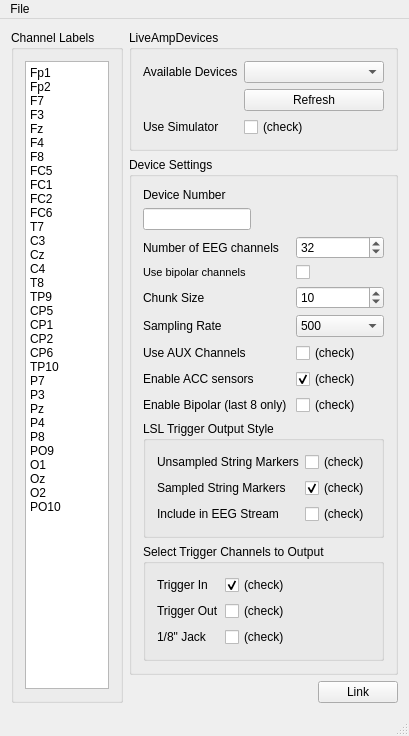
Above: Apps/BrainProducts/LiveAmp/mainwindow.ui from sccn/lsl_archived before the change. Below: the same form after it.
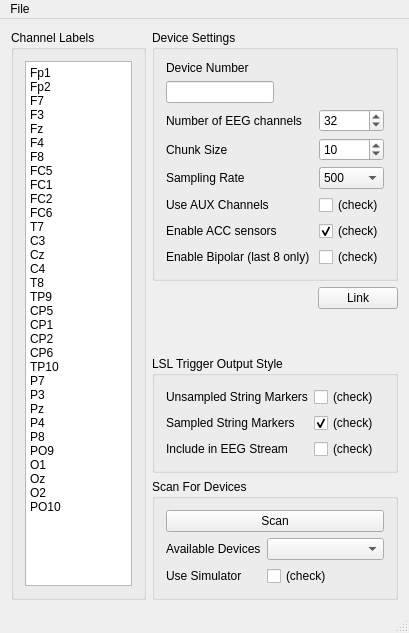
That is the form after the change.

Commit message: corrected trigger channel THERE CAN BE ONLY ONE

Patch:
```diff
--- a/Apps/BrainProducts/LiveAmp/mainwindow.ui
+++ b/Apps/BrainProducts/LiveAmp/mainwindow.ui
@@ -6,8 +6,8 @@
    <rect>
     <x>0</x>
     <y>0</y>
-    <width>400</width>
-    <height>687</height>
+    <width>409</width>
+    <height>633</height>
    </rect>
   </property>
   <property name="windowTitle">
@@ -73,62 +73,6 @@
       <item>
        <layout class="QHBoxLayout" name="horizontalLayout_4"/>
       </item>
-      <item>
-       <widget class="QGroupBox" name="groupBox_4">
-        <property name="title">
-         <string>LiveAmpDevices</string>
-        </property>
-        <layout class="QFormLayout" name="formLayout_3">
-         <item row="0" column="0">
-          <widget class="QLabel" name="label_10">
-           <property name="text">
-            <string>Available Devices</string>
-           </property>
-          </widget>
-         </item>
-         <item row="0" column="1">
-          <widget class="QComboBox" name="deviceCb"/>
-         </item>
-         <item row="1" column="1">
-          <widget class="QPushButton" name="refreshDevices">
-           <property name="enabled">
-            <bool>true</bool>
-           </property>
-           <property name="text">
-            <string>Refresh</string>
-           </property>
-          </widget>
-         </item>
-         <item row="2" column="1">
-          <widget class="QCheckBox" name="useSim">
-           <property name="text">
-            <string>(check)</string>
-           </property>
-          </widget>
-         </item>
-         <item row="2" column="0">
-          <widget class="QLabel" name="label_11">
-           <property name="text">
-            <string>Use Simulator</string>
-           </property>
-          </widget>
-         </item>
-        </layout>
-       </widget>
-      </item>
-      <item>
-       <spacer name="verticalSpacer_2">
-        <property name="orientation">
-         <enum>Qt::Vertical</enum>
-        </property>
-        <property name="sizeHint" stdset="0">
-         <size>
-          <width>20</width>
-          <height>40</height>
-         </size>
-        </property>
-       </spacer>
-      </item>
       <item>
        <widget class="QGroupBox" name="groupBox">
         <property name="title">
@@ -138,14 +82,21 @@
          <property name="fieldGrowthPolicy">
           <enum>QFormLayout::AllNonFixedFieldsGrow</enum>
          </property>
-         <item row="5" column="0">
+         <item row="0" column="0">
+          <widget class="QLabel" name="label_4">
+           <property name="text">
+            <string>Device Number</string>
+           </property>
+          </widget>
+         </item>
+         <item row="3" column="0">
           <widget class="QLabel" name="label_2">
            <property name="text">
             <string>Number of EEG channels</string>
            </property>
           </widget>
          </item>
-         <item row="5" column="1">
+         <item row="3" column="1">
           <widget class="QSpinBox" name="channelCount">
            <property name="toolTip">
             <string>This must match the number of entries in the channel list</string>
@@ -164,35 +115,14 @@
            </property>
           </widget>
          </item>
-         <item row="6" column="0">
-          <widget class="QLabel" name="lblUseBipolar">
-           <property name="text">
-            <string>&lt;!DOCTYPE HTML PUBLIC &quot;-//W3C//DTD HTML 4.0//EN&quot; &quot;http://www.w3.org/TR/REC-html40/strict.dtd&quot;&gt;
-&lt;html&gt;&lt;head&gt;&lt;meta name=&quot;qrichtext&quot; content=&quot;1&quot; /&gt;&lt;style type=&quot;text/css&quot;&gt;
-p, li { white-space: pre-wrap; }
-&lt;/style&gt;&lt;/head&gt;&lt;body style=&quot; font-family:'MS Shell Dlg 2'; font-size:8.25pt; font-weight:400; font-style:normal;&quot;&gt;
-&lt;p style=&quot; margin-top:0px; margin-bottom:0px; margin-left:0px; margin-right:0px; -qt-block-indent:0; text-indent:0px;&quot;&gt;&lt;span style=&quot; font-size:8pt;&quot;&gt;Use bipolar channels&lt;/span&gt;&lt;/p&gt;&lt;/body&gt;&lt;/html&gt;</string>
-           </property>
-          </widget>
-         </item>
-         <item row="6" column="1">
-          <widget class="QCheckBox" name="useBipolar">
-           <property name="text">
-            <string/>
-           </property>
-           <property name="checked">
-            <bool>false</bool>
-           </property>
-          </widget>
-         </item>
-         <item row="7" column="0">
+         <item row="4" column="0">
           <widget class="QLabel" name="label">
            <property name="text">
             <string>Chunk Size</string>
            </property>
           </widget>
          </item>
-         <item row="7" column="1">
+         <item row="4" column="1">
           <widget class="QSpinBox" name="chunkSize">
            <property name="toolTip">
             <string>&lt;html&gt;&lt;head/&gt;&lt;body&gt;&lt;p&gt;The number of samples per chunk emitted by the driver -- a small value will lead to lower overall latency but causes more CPU load, max value is 20&lt;/p&gt;&lt;/body&gt;&lt;/html&gt;</string>
@@ -208,14 +138,14 @@
            </property>
           </widget>
          </item>
-         <item row="8" column="0">
+         <item row="5" column="0">
           <widget class="QLabel" name="label_3">
            <property name="text">
             <string>Sampling Rate</string>
            </property>
           </widget>
          </item>
-         <item row="8" column="1">
+         <item row="5" column="1">
           <widget class="QComboBox" name="samplingRate">
            <property name="toolTip">
             <string>The sampling rate to use; higher sampling rates require more network bandwidth (and storage space if recording), particularly the very high rates of 10KHz+. The native rates are those that are natively supported by the hardware and the resampled rates are resampled in software  (using a linear-phase sinc resampler that delays the output signal by 5 samples).</string>
@@ -240,14 +170,14 @@
            </item>
           </widget>
          </item>
-         <item row="9" column="0">
+         <item row="6" column="0">
           <widget class="QLabel" name="label_7">
            <property name="text">
             <string>Use AUX Channels</string>
            </property>
           </widget>
          </item>
-         <item row="9" column="1">
+         <item row="6" column="1">
           <widget class="QCheckBox" name="useAUX">
            <property name="toolTip">
             <string>If this is checked then the last 8 channels will hold the AUX signals; make sure to increase your channel count accordingly.</string>
@@ -260,14 +190,14 @@
            </property>
           </widget>
          </item>
-         <item row="10" column="0">
+         <item row="7" column="0">
           <widget class="QLabel" name="label_8">
            <property name="text">
             <string>Enable ACC sensors</string>
            </property>
           </widget>
          </item>
-         <item row="10" column="1">
+         <item row="7" column="1">
           <widget class="QCheckBox" name="useACC">
            <property name="toolTip">
             <string>This will enable Acceleration sensors X, Y and Z.</string>
@@ -280,70 +210,21 @@
            </property>
           </widget>
          </item>
-         <item row="12" column="0" colspan="2">
-          <widget class="QGroupBox" name="groupBox_3">
-           <property name="title">
-            <string>LSL Trigger Output Style</string>
+         <item row="8" column="0">
+          <widget class="QLabel" name="label_12">
+           <property name="text">
+            <string>Enable Bipolar (last 8 only) </string>
            </property>
-           <layout class="QFormLayout" name="formLayout_2">
-            <item row="0" column="0">
-             <widget class="QLabel" name="label_5">
-              <property name="text">
-               <string>Unsampled String Markers</string>
-              </property>
-             </widget>
-            </item>
-            <item row="0" column="1">
-             <widget class="QCheckBox" name="unsampledMarkers">
-              <property name="toolTip">
-               <string>&lt;html&gt;&lt;head/&gt;&lt;body&gt;&lt;p&gt;For an explanation of trigger marker types please read 'explanation_of_trigger_marker_types.pdf'.&lt;/p&gt;&lt;/body&gt;&lt;/html&gt;</string>
-              </property>
-              <property name="text">
-               <string>(check)</string>
-              </property>
-             </widget>
-            </item>
-            <item row="1" column="0">
-             <widget class="QLabel" name="label_6">
-              <property name="text">
-               <string>Sampled String Markers</string>
-              </property>
-             </widget>
-            </item>
-            <item row="1" column="1">
-             <widget class="QCheckBox" name="sampledMarkers">
-              <property name="toolTip">
-               <string>&lt;html&gt;&lt;head/&gt;&lt;body&gt;&lt;p&gt;For an explanation of trigger marker types please read 'explanation_of_trigger_marker_types.pdf'.&lt;/p&gt;&lt;/body&gt;&lt;/html&gt;</string>
-              </property>
-              <property name="text">
-               <string>(check)</string>
-              </property>
-              <property name="checked">
-               <bool>true</bool>
-              </property>
-             </widget>
-            </item>
-            <item row="2" column="1">
-             <widget class="QCheckBox" name="sampledMarkersEEG">
-              <property name="toolTip">
-               <string>&lt;html&gt;&lt;head/&gt;&lt;body&gt;&lt;p&gt;For an explanation of trigger marker types please read 'explanation_of_trigger_marker_types.pdf'.&lt;/p&gt;&lt;/body&gt;&lt;/html&gt;</string>
-              </property>
-              <property name="text">
-               <string>(check)</string>
-              </property>
-             </widget>
-            </item>
-            <item row="2" column="0">
-             <widget class="QLabel" name="label_9">
-              <property name="text">
-               <string>Include in EEG Stream</string>
-              </property>
-             </widget>
-            </item>
-           </layout>
           </widget>
          </item>
-         <item row="4" column="0">
+         <item row="8" column="1">
+          <widget class="QCheckBox" name="useBipolar">
+           <property name="text">
+            <string>(check)</string>
+           </property>
+          </widget>
+         </item>
+         <item row="2" column="0">
           <widget class="QLineEdit" name="deviceSerialNumber">
            <property name="toolTip">
             <string>The number of the USB device (if multiple); the first one is #0.</string>
@@ -356,89 +237,21 @@
            </property>
           </widget>
          </item>
-         <item row="3" column="0">
-          <widget class="QLabel" name="label_4">
-           <property name="text">
-            <string>Device Number</string>
-           </property>
-          </widget>
-         </item>
-         <item row="11" column="0">
-          <widget class="QLabel" name="label_12">
-           <property name="text">
-            <string>Enable Bipolar (last 8 only) </string>
-           </property>
-          </widget>
-         </item>
-         <item row="11" column="1">
-          <widget class="QCheckBox" name="useBipolar_2">
-           <property name="text">
-            <string>(check)</string>
-           </property>
-          </widget>
-         </item>
-         <item row="13" column="0" colspan="2">
-          <widget class="QGroupBox" name="groupBox_5">
-           <property name="title">
-            <string>Select Trigger Channels to Output</string>
-           </property>
-           <layout class="QFormLayout" name="formLayout_4">
-            <property name="fieldGrowthPolicy">
-             <enum>QFormLayout::AllNonFixedFieldsGrow</enum>
-            </property>
-            <item row="1" column="0">
-             <widget class="QLabel" name="label_13">
-              <property name="text">
-               <string>Trigger In</string>
-              </property>
-             </widget>
-            </item>
-            <item row="1" column="1">
-             <widget class="QCheckBox" name="inTrigger">
-              <property name="text">
-               <string>(check)</string>
-              </property>
-              <property name="checked">
-               <bool>true</bool>
-              </property>
-             </widget>
-            </item>
-            <item row="2" column="0">
-             <widget class="QLabel" name="label_14">
-              <property name="text">
-               <string>Trigger Out</string>
-              </property>
-             </widget>
-            </item>
-            <item row="2" column="1">
-             <widget class="QCheckBox" name="outTrigger">
-              <property name="text">
-               <string>(check)</string>
-              </property>
-             </widget>
-            </item>
-            <item row="3" column="0">
-             <widget class="QLabel" name="label_15">
-              <property name="text">
-               <string>1/8&quot; Jack</string>
-              </property>
-             </widget>
-            </item>
-            <item row="3" column="1">
-             <widget class="QCheckBox" name="jackTrigger">
-              <property name="text">
-               <string>(check)</string>
-              </property>
-             </widget>
-            </item>
-           </layout>
-          </widget>
-         </item>
         </layout>
        </widget>
       </item>
+      <item alignment="Qt::AlignRight">
+       <widget class="QPushButton" name="linkButton">
+        <property name="enabled">
+         <bool>true</bool>
+        </property>
+        <property name="text">
+         <string>Link</string>
+        </property>
+       </widget>
+      </item>
       <item>
-       <spacer name="verticalSpacer">
+       <spacer name="verticalSpacer_2">
         <property name="orientation">
          <enum>Qt::Vertical</enum>
         </property>
@@ -451,31 +264,122 @@
        </spacer>
       </item>
       <item>
-       <layout class="QHBoxLayout" name="horizontalLayout">
-        <item>
-         <spacer name="horizontalSpacer">
-          <property name="orientation">
-           <enum>Qt::Horizontal</enum>
-          </property>
-          <property name="sizeHint" stdset="0">
-           <size>
-            <width>40</width>
-            <height>20</height>
-           </size>
-          </property>
-         </spacer>
-        </item>
-        <item>
-         <widget class="QPushButton" name="linkButton">
-          <property name="enabled">
-           <bool>true</bool>
-          </property>
-          <property name="text">
-           <string>Link</string>
-          </property>
-         </widget>
-        </item>
-       </layout>
+       <widget class="QGroupBox" name="groupBox_3">
+        <property name="title">
+         <string>LSL Trigger Output Style</string>
+        </property>
+        <layout class="QFormLayout" name="formLayout_2">
+         <property name="fieldGrowthPolicy">
+          <enum>QFormLayout::AllNonFixedFieldsGrow</enum>
+         </property>
+         <item row="0" column="1">
+          <widget class="QCheckBox" name="unsampledMarkers">
+           <property name="toolTip">
+            <string>&lt;html&gt;&lt;head/&gt;&lt;body&gt;&lt;p&gt;For an explanation of trigger marker types please read 'explanation_of_trigger_marker_types.pdf'.&lt;/p&gt;&lt;/body&gt;&lt;/html&gt;</string>
+           </property>
+           <property name="text">
+            <string>(check)</string>
+           </property>
+          </widget>
+         </item>
+         <item row="1" column="0">
+          <widget class="QLabel" name="label_6">
+           <property name="text">
+            <string>Sampled String Markers</string>
+           </property>
+          </widget>
+         </item>
+         <item row="1" column="1">
+          <widget class="QCheckBox" name="sampledMarkers">
+           <property name="toolTip">
+            <string>&lt;html&gt;&lt;head/&gt;&lt;body&gt;&lt;p&gt;For an explanation of trigger marker types please read 'explanation_of_trigger_marker_types.pdf'.&lt;/p&gt;&lt;/body&gt;&lt;/html&gt;</string>
+           </property>
+           <property name="text">
+            <string>(check)</string>
+           </property>
+           <property name="checked">
+            <bool>true</bool>
+           </property>
+          </widget>
+         </item>
+         <item row="2" column="0">
+          <widget class="QLabel" name="label_9">
+           <property name="text">
+            <string>Include in EEG Stream</string>
+           </property>
+          </widget>
+         </item>
+         <item row="2" column="1">
+          <widget class="QCheckBox" name="sampledMarkersEEG">
+           <property name="toolTip">
+            <string>&lt;html&gt;&lt;head/&gt;&lt;body&gt;&lt;p&gt;For an explanation of trigger marker types please read 'explanation_of_trigger_marker_types.pdf'.&lt;/p&gt;&lt;/body&gt;&lt;/html&gt;</string>
+           </property>
+           <property name="text">
+            <string>(check)</string>
+           </property>
+          </widget>
+         </item>
+         <item row="0" column="0">
+          <widget class="QLabel" name="label_5">
+           <property name="text">
+            <string>Unsampled String Markers</string>
+           </property>
+          </widget>
+         </item>
+        </layout>
+       </widget>
+      </item>
+      <item>
+       <widget class="QGroupBox" name="groupBox_4">
+        <property name="title">
+         <string>Scan For Devices</string>
+        </property>
+        <layout class="QFormLayout" name="formLayout_3">
+         <property name="fieldGrowthPolicy">
+          <enum>QFormLayout::AllNonFixedFieldsGrow</enum>
+         </property>
+         <item row="3" column="0" colspan="2">
+          <widget class="QPushButton" name="refreshDevices">
+           <property name="enabled">
+            <bool>true</bool>
+           </property>
+           <property name="toolTip">
+            <string>This will scan for all available LiveAmps. It takes a few moments to connect. You need to have the device serial number (written on the back) in order to connect to it. You can also enter it into the Device Number box by hand.</string>
+           </property>
+           <property name="text">
+            <string>Scan</string>
+           </property>
+          </widget>
+         </item>
+         <item row="4" column="0">
+          <widget class="QLabel" name="label_10">
+           <property name="text">
+            <string>Available Devices</string>
+           </property>
+          </widget>
+         </item>
+         <item row="4" column="1">
+          <widget class="QComboBox" name="deviceCb"/>
+         </item>
+         <item row="5" column="0">
+          <widget class="QLabel" name="label_11">
+           <property name="text">
+            <string>Use Simulator</string>
+           </property>
+          </widget>
+         </item>
+         <item row="5" column="1">
+          <widget class="QCheckBox" name="useSim">
+           <property name="text">
+            <string>(check)</string>
+           </property>
+          </widget>
+         </item>
+        </layout>
+       </widget>
+      </item>
+      <item>
+       <layout class="QHBoxLayout" name="horizontalLayout"/>
       </item>
      </layout>
     </item>
```
Left out of the diff: 2 changed lines with no effect on the pictures. The commit also changes 2 other files.
